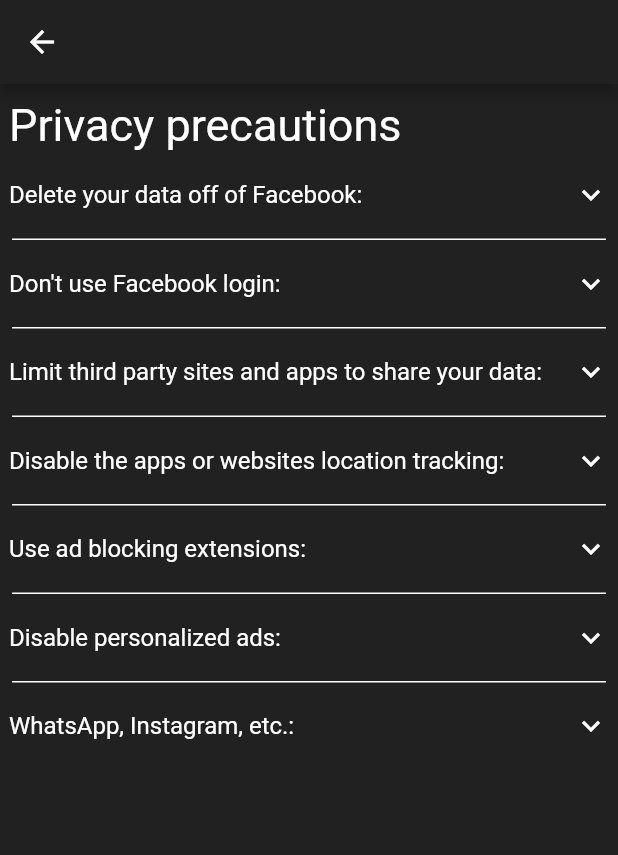
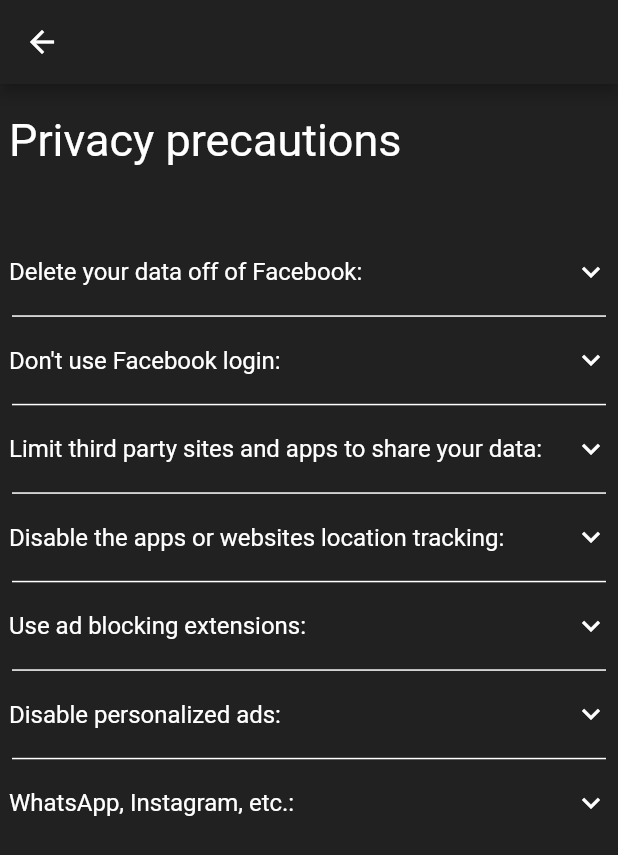
Before and after one commit to gsailer/ofa-app, a Flutter app: the PrivacyEdu screen opened by its route, on a phone screen of 412 x 824 dp. Shown: the top 855 px of the screen. Run offline on Flutter 3.47's test engine with Material 2 defaults, Android fonts, the phone set to English and light mode, and no system bars; our stand-ins replace charts_flutter, file_picker, google_fonts; missing offline and left inert: charts_common, date_range_picker, df; Roboto replaces fonts that are missing (Russo One).

Commit message:
Adapt privacy precaution padding

```diff
--- a/lib/views/privacy_edu.dart
+++ b/lib/views/privacy_edu.dart
@@ -33,7 +33,10 @@
           child: ListView(
             children: <Widget>[
               Padding(
-                padding: EdgeInsets.only(left: 6, top: 10),
+                padding: EdgeInsets.only(
+                    left: 6,
+                    top: 20,
+                    bottom: MediaQuery.of(context).size.height * 0.05),
                 child: Text(
                   "Privacy precautions",
                   style: TextStyle(
```
